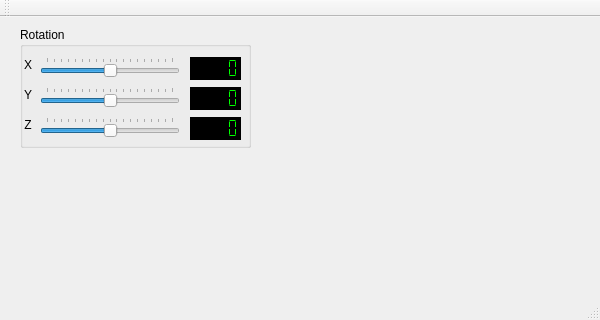
Old version of the form ONH_SRL_MUSCLE_SIM_2015/ONH_SRL_MUSCLE_SIM_2015/onh_srl_muscle_sim_2015.ui in the repository Hagen23/Eunomia.
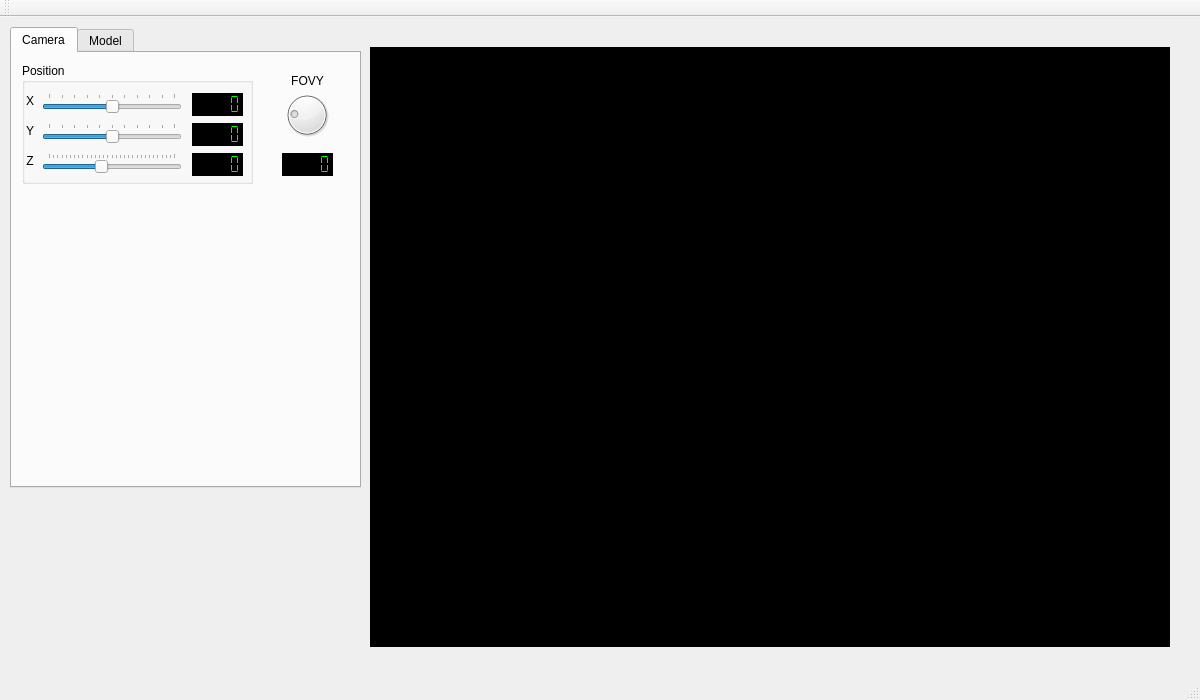
New version of the form.

Patch:
```diff
--- a/ONH_SRL_MUSCLE_SIM_2015/ONH_SRL_MUSCLE_SIM_2015/onh_srl_muscle_sim_2015.ui
+++ b/ONH_SRL_MUSCLE_SIM_2015/ONH_SRL_MUSCLE_SIM_2015/onh_srl_muscle_sim_2015.ui
@@ -6,18 +6,311 @@
    <rect>
     <x>0</x>
     <y>0</y>
-    <width>600</width>
-    <height>320</height>
+    <width>1200</width>
+    <height>700</height>
    </rect>
   </property>
   <property name="windowTitle">
    <string>ONH_SRL_MUSCLE_SIM_2015</string>
   </property>
   <widget class="QWidget" name="centralWidget">
+   <widget class="QTabWidget" name="tabWidget">
+    <property name="geometry">
+     <rect>
+      <x>10</x>
+      <y>10</y>
+      <width>351</width>
+      <height>461</height>
+     </rect>
+    </property>
+    <property name="currentIndex">
+     <number>0</number>
+    </property>
+    <widget class="QWidget" name="tab">
+     <attribute name="title">
+      <string>Camera</string>
+     </attribute>
+     <widget class="QGroupBox" name="groupBox_2">
+      <property name="geometry">
+       <rect>
+        <x>10</x>
+        <y>10</y>
+        <width>231</width>
+        <height>121</height>
+       </rect>
+      </property>
+      <property name="title">
+       <string>Position</string>
+      </property>
+      <widget class="QSlider" name="xCamPosSlider">
+       <property name="geometry">
+        <rect>
+         <x>20</x>
+         <y>30</y>
+         <width>140</width>
+         <height>20</height>
+        </rect>
+       </property>
+       <property name="minimum">
+        <number>-10</number>
+       </property>
+       <property name="maximum">
+        <number>10</number>
+       </property>
+       <property name="pageStep">
+        <number>5</number>
+       </property>
+       <property name="orientation">
+        <enum>Qt::Horizontal</enum>
+       </property>
+       <property name="tickPosition">
+        <enum>QSlider::TicksAbove</enum>
+       </property>
+       <property name="tickInterval">
+        <number>2</number>
+       </property>
+      </widget>
+      <widget class="QSlider" name="zCamPosSlider">
+       <property name="geometry">
+        <rect>
+         <x>20</x>
+         <y>90</y>
+         <width>140</width>
+         <height>20</height>
+        </rect>
+       </property>
+       <property name="minimum">
+        <number>-30</number>
+       </property>
+       <property name="maximum">
+        <number>30</number>
+       </property>
+       <property name="pageStep">
+        <number>5</number>
+       </property>
+       <property name="value">
+        <number>-5</number>
+       </property>
+       <property name="tracking">
+        <bool>true</bool>
+       </property>
+       <property name="orientation">
+        <enum>Qt::Horizontal</enum>
+       </property>
+       <property name="invertedAppearance">
+        <bool>false</bool>
+       </property>
+       <property name="invertedControls">
+        <bool>false</bool>
+       </property>
+       <property name="tickPosition">
+        <enum>QSlider::TicksAbove</enum>
+       </property>
+       <property name="tickInterval">
+        <number>2</number>
+       </property>
+      </widget>
+      <widget class="QSlider" name="yCamPosSlider">
+       <property name="geometry">
+        <rect>
+         <x>20</x>
+         <y>60</y>
+         <width>140</width>
+         <height>20</height>
+        </rect>
+       </property>
+       <property name="minimum">
+        <number>-10</number>
+       </property>
+       <property name="maximum">
+        <number>10</number>
+       </property>
+       <property name="pageStep">
+        <number>5</number>
+       </property>
+       <property name="orientation">
+        <enum>Qt::Horizontal</enum>
+       </property>
+       <property name="tickPosition">
+        <enum>QSlider::TicksAbove</enum>
+       </property>
+       <property name="tickInterval">
+        <number>2</number>
+       </property>
+      </widget>
+      <widget class="QLabel" name="label_4">
+       <property name="geometry">
+        <rect>
+         <x>0</x>
+         <y>30</y>
+         <width>16</width>
+         <height>16</height>
+        </rect>
+       </property>
+       <property name="text">
+        <string>X</string>
+       </property>
+       <property name="alignment">
+        <set>Qt::AlignCenter</set>
+       </property>
+      </widget>
+      <widget class="QLabel" name="label_5">
+       <property name="geometry">
+        <rect>
+         <x>0</x>
+         <y>60</y>
+         <width>16</width>
+         <height>16</height>
+        </rect>
+       </property>
+       <property name="text">
+        <string>Y</string>
+       </property>
+       <property name="alignment">
+        <set>Qt::AlignCenter</set>
+       </property>
+      </widget>
+      <widget class="QLabel" name="label_6">
+       <property name="geometry">
+        <rect>
+         <x>0</x>
+         <y>90</y>
+         <width>16</width>
+         <height>16</height>
+        </rect>
+       </property>
+       <property name="text">
+        <string>Z</string>
+       </property>
+       <property name="alignment">
+        <set>Qt::AlignCenter</set>
+       </property>
+      </widget>
+      <widget class="QLCDNumber" name="lcdNumber_4">
+       <property name="geometry">
+        <rect>
+         <x>170</x>
+         <y>30</y>
+         <width>51</width>
+         <height>23</height>
+        </rect>
+       </property>
+       <property name="autoFillBackground">
+        <bool>false</bool>
+       </property>
+       <property name="styleSheet">
+        <string notr="true">color: rgb(0, 255, 0);
+background-color: rgb(0, 0, 0);</string>
+       </property>
+       <property name="frameShadow">
+        <enum>QFrame::Raised</enum>
+       </property>
+       <property name="smallDecimalPoint">
+        <bool>false</bool>
+       </property>
+       <property name="segmentStyle">
+        <enum>QLCDNumber::Flat</enum>
+       </property>
+      </widget>
+      <widget class="QLCDNumber" name="lcdNumber_5">
+       <property name="geometry">
+        <rect>
+         <x>170</x>
+         <y>60</y>
+         <width>51</width>
+         <height>23</height>
+        </rect>
+       </property>
+       <property name="styleSheet">
+        <string notr="true">color: rgb(0, 255, 0);
+background-color: rgb(0, 0, 0);</string>
+       </property>
+       <property name="segmentStyle">
+        <enum>QLCDNumber::Flat</enum>
+       </property>
+      </widget>
+      <widget class="QLCDNumber" name="lcdNumber_6">
+       <property name="geometry">
+        <rect>
+         <x>170</x>
+         <y>90</y>
+         <width>51</width>
+         <height>23</height>
+        </rect>
+       </property>
+       <property name="styleSheet">
+        <string notr="true">color: rgb(0, 255, 0);
+background-color: rgb(0, 0, 0);</string>
+       </property>
+       <property name="segmentStyle">
+        <enum>QLCDNumber::Flat</enum>
+       </property>
+      </widget>
+     </widget>
+     <widget class="QDial" name="fovyDial">
+      <property name="geometry">
+       <rect>
+        <x>270</x>
+        <y>30</y>
+        <width>50</width>
+        <height>64</height>
+       </rect>
+      </property>
+      <property name="minimum">
+       <number>30</number>
+      </property>
+      <property name="maximum">
+       <number>100</number>
+      </property>
+      <property name="pageStep">
+       <number>5</number>
+      </property>
+      <property name="value">
+       <number>45</number>
+      </property>
+     </widget>
+     <widget class="QLabel" name="label_7">
+      <property name="geometry">
+       <rect>
+        <x>270</x>
+        <y>20</y>
+        <width>51</width>
+        <height>16</height>
+       </rect>
+      </property>
+      <property name="text">
+       <string>FOVY</string>
+      </property>
+      <property name="alignment">
+       <set>Qt::AlignCenter</set>
+      </property>
+     </widget>
+     <widget class="QLCDNumber" name="lcdNumber_7">
+      <property name="geometry">
+       <rect>
+        <x>270</x>
+        <y>100</y>
+        <width>51</width>
+        <height>23</height>
+       </rect>
+      </property>
+      <property name="styleSheet">
+       <string notr="true">color: rgb(0, 255, 0);
+background-color: rgb(0, 0, 0);</string>
+      </property>
+      <property name="segmentStyle">
+       <enum>QLCDNumber::Flat</enum>
+      </property>
+     </widget>
+    </widget>
+    <widget class="QWidget" name="tab_2">
+     <attribute name="title">
+      <string>Model</string>
+     </attribute>
    <widget class="QGroupBox" name="groupBox">
     <property name="geometry">
      <rect>
-      <x>20</x>
+        <x>10</x>
       <y>10</y>
       <width>231</width>
       <height>121</height>
@@ -48,10 +341,10 @@
       <enum>QSlider::TicksAbove</enum>
      </property>
      <property name="tickInterval">
-      <number>20</number>
-     </property>
-    </widget>
-    <widget class="QSlider" name="zRotSlider">
+        <number>36</number>
+       </property>
+      </widget>
+      <widget class="QSlider" name="zModelRotSlider">
      <property name="geometry">
       <rect>
        <x>20</x>
@@ -82,10 +375,10 @@
       <enum>QSlider::TicksAbove</enum>
      </property>
      <property name="tickInterval">
-      <number>20</number>
-     </property>
-    </widget>
-    <widget class="QSlider" name="yRotSlider">
+        <number>36</number>
+       </property>
+      </widget>
+      <widget class="QSlider" name="yModelRotSlider">
      <property name="geometry">
       <rect>
        <x>20</x>
@@ -107,7 +400,7 @@
       <enum>QSlider::TicksAbove</enum>
      </property>
      <property name="tickInterval">
-      <number>20</number>
+        <number>36</number>
      </property>
     </widget>
     <widget class="QLabel" name="label">
@@ -220,6 +513,21 @@
     </widget>
    </widget>
   </widget>
+   </widget>
+   <widget class="QWidget" name="widget" native="true">
+    <property name="geometry">
+     <rect>
+      <x>370</x>
+      <y>30</y>
+      <width>800</width>
+      <height>600</height>
+     </rect>
+    </property>
+    <property name="styleSheet">
+     <string notr="true">background-color: rgb(0, 0, 0);</string>
+    </property>
+   </widget>
+  </widget>
   <widget class="QMenuBar" name="menuBar">
    <property name="geometry">
     <rect>
```
Left out of the diff: 98 changed lines with no effect on the pictures. Lines whose indentation alone changed are shown as unchanged.
